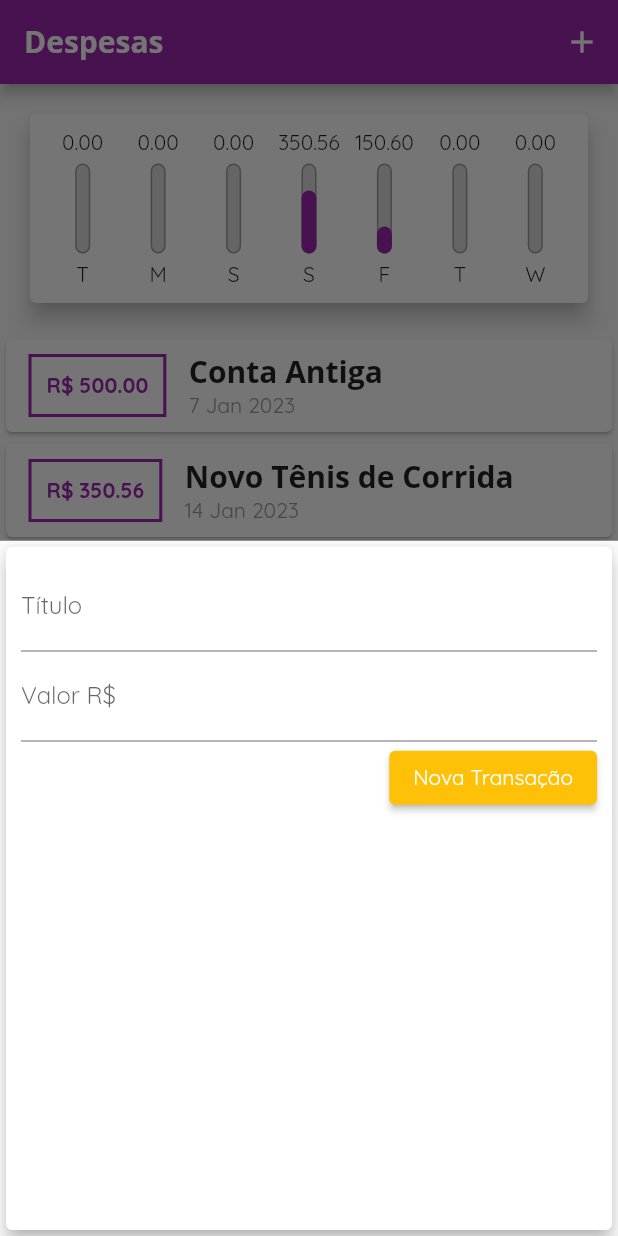
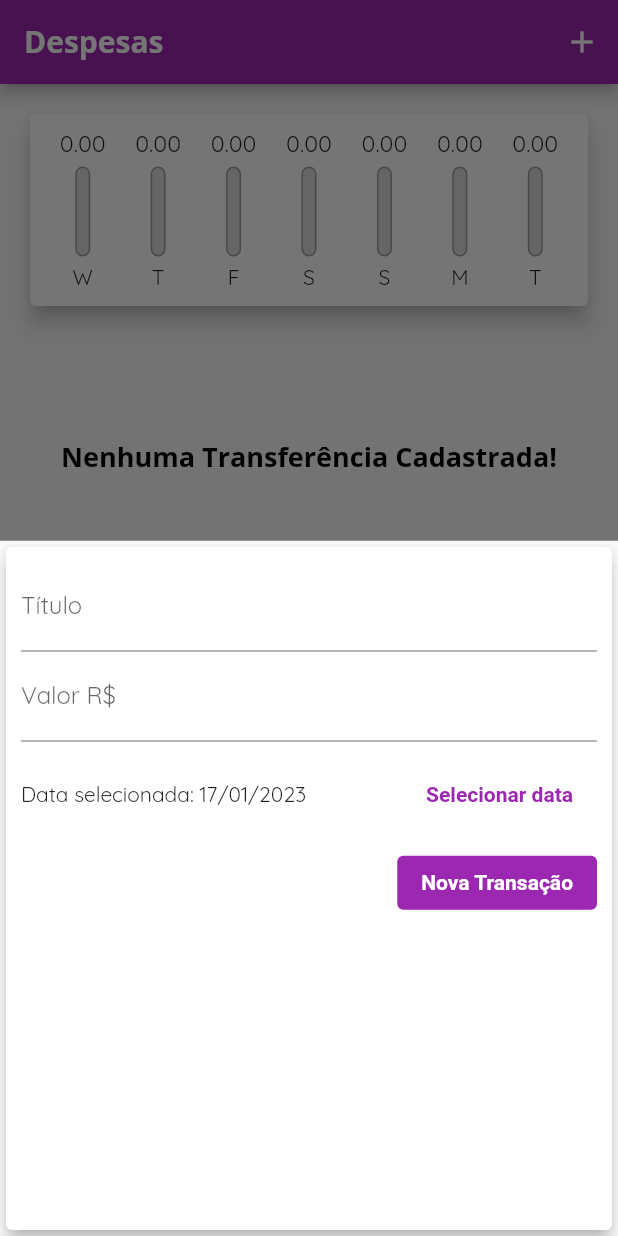
Before and after one commit to IagoEngel/expenses, a Flutter app: the screen it shows after launch, after a tap on the "add" icon, on a phone screen of 412 x 824 dp. Run offline on Flutter 3.47's test engine with Material 2 defaults, Android fonts, the phone set to English and light mode, and no system bars.

Commit message:
Terminando a Seção 4: aula 128 até 137

```diff
--- a/lib/components/chart.dart
+++ b/lib/components/chart.dart
@@ -28,7 +28,7 @@ class Chart extends StatelessWidget {
         'day': DateFormat.E().format(weekDay)[0],
         'value': totalSum,
       };
-    });
+    }).reversed.toList();
   }
 
   double get _weekTotalValue {
@@ -48,13 +48,15 @@ class Chart extends StatelessWidget {
           mainAxisAlignment: MainAxisAlignment.spaceAround,
           children: groupedTransactions
               .map((tr) => Flexible(
-                fit: FlexFit.tight,
-                child: ChartBar(
+                    fit: FlexFit.tight,
+                    child: ChartBar(
                       label: tr['day'] as String,
                       value: tr['value'] as double,
-                      percentage: (tr['value'] as double) / _weekTotalValue,
+                      percentage: _weekTotalValue == 0
+                          ? 0
+                          : (tr['value'] as double) / _weekTotalValue,
                     ),
-              ))
+                  ))
               .toList(),
         ),
       ),
--- a/lib/components/chart_bar.dart
+++ b/lib/components/chart_bar.dart
@@ -11,8 +11,11 @@ class ChartBar extends StatelessWidget {
   Widget build(BuildContext context) {
     return Column(
       children: [
-        FittedBox(
-          child: Text(value!.toStringAsFixed(2)),
+        SizedBox(
+          height: 20,
+          child: FittedBox(
+            child: Text(value!.toStringAsFixed(2)),
+          ),
         ),
         const SizedBox(height: 5),
         SizedBox(
--- a/lib/components/transaction_form.dart
+++ b/lib/components/transaction_form.dart
@@ -1,7 +1,8 @@
 import 'package:flutter/material.dart';
+import 'package:intl/intl.dart';
 
 class TransactionForm extends StatefulWidget {
-  final void Function(String, double) onSubmit;
+  final void Function(String, double, DateTime) onSubmit;
 
   const TransactionForm(this.onSubmit, {super.key});
 
@@ -10,18 +11,36 @@ class TransactionForm extends StatefulWidget {
 }
 
 class _TransactionFormState extends State<TransactionForm> {
-  final tituloController = TextEditingController();
-  final valorController = TextEditingController();
+  final _tituloController = TextEditingController();
+  final _valorController = TextEditingController();
+  DateTime? _selectedDate = DateTime.now();
 
   _submitForm() {
-    final title = tituloController.text;
-    final value = double.tryParse(valorController.text) ?? 0;
+    final title = _tituloController.text;
+    final value = double.tryParse(_valorController.text) ?? 0;
 
-    if (title.isEmpty || value <= 0) {
+    if (title.isEmpty || value <= 0 || _selectedDate == null) {
       return;
     }
 
-    widget.onSubmit(title, value);
+    widget.onSubmit(title, value, _selectedDate!);
+  }
+
+  _showDatePicker() {
+    showDatePicker(
+      context: context,
+      initialDate: DateTime.now(),
+      firstDate: DateTime(2022),
+      lastDate: DateTime.now(),
+    ).then((pickedDate) {
+      if (pickedDate == null) {
+        return;
+      }
+
+      setState(() {
+        _selectedDate = pickedDate;
+      });
+    });
   }
 
   @override
@@ -33,14 +52,14 @@ class _TransactionFormState extends State<TransactionForm> {
         child: Column(
           children: [
             TextField(
-              controller: tituloController,
+              controller: _tituloController,
               onSubmitted: (_) => _submitForm(),
               decoration: const InputDecoration(
                 labelText: 'Título',
               ),
             ),
             TextField(
-              controller: valorController,
+              controller: _valorController,
               onSubmitted: (_) => _submitForm(),
               keyboardType:
                   const TextInputType.numberWithOptions(decimal: true),
@@ -48,13 +67,45 @@ class _TransactionFormState extends State<TransactionForm> {
                 labelText: 'Valor R\$',
               ),
             ),
+            SizedBox(
+              height: 70,
+              child: Row(
+                mainAxisAlignment: MainAxisAlignment.spaceBetween,
+                children: [
+                  Text(
+                    _selectedDate == null
+                        ? 'Nenhuma data selecionada'
+                        : 'Data selecionada: ${DateFormat('dd/MM/y').format(_selectedDate!)}',
+                  ),
+                  ElevatedButton(
+                    onPressed: _showDatePicker,
+                    style: ElevatedButton.styleFrom(
+                      backgroundColor: Colors.white,
+                      elevation: 0,
+                    ),
+                    child: Text(
+                      'Selecionar data',
+                      style: TextStyle(
+                        color: Theme.of(context).colorScheme.primary,
+                        fontWeight: FontWeight.bold,
+                      ),
+                    ),
+                  ),
+                ],
+              ),
+            ),
             Align(
               alignment: Alignment.centerRight,
               child: ElevatedButton(
                 onPressed: _submitForm,
                 style: ElevatedButton.styleFrom(
-                    backgroundColor: Theme.of(context).colorScheme.secondary),
-                child: const Text('Nova Transação'),
+                  backgroundColor: Theme.of(context).colorScheme.primary,
+                  elevation: 0,
+                ),
+                child: Text(
+                  'Nova Transação',
+                  style: Theme.of(context).textTheme.button,
+                ),
               ),
             ),
           ],
--- a/lib/components/transaction_list.dart
+++ b/lib/components/transaction_list.dart
@@ -4,13 +4,15 @@ import 'package:intl/intl.dart';
 
 class TransactionList extends StatelessWidget {
   final List<Transaction> transactions;
+  final void Function(String) onRemove;
 
-  const TransactionList({super.key, required this.transactions});
+  const TransactionList(
+      {super.key, required this.transactions, required this.onRemove});
 
   @override
   Widget build(BuildContext context) {
     return SizedBox(
-      height: 300,
+      height: 430,
       child: transactions.isEmpty
           ? Column(
               mainAxisAlignment: MainAxisAlignment.spaceEvenly,
@@ -34,44 +36,78 @@ class TransactionList extends StatelessWidget {
                 final tr = transactions[index];
 
                 return Card(
-                  child: Row(
-                    children: [
-                      Container(
+                  elevation: 5,
                   margin: const EdgeInsets.symmetric(
-                            horizontal: 15, vertical: 10),
-                        decoration: BoxDecoration(
-                          border: Border.all(
-                            color: Theme.of(context).colorScheme.primary,
-                            width: 2,
+                    vertical: 8,
+                    horizontal: 5,
                   ),
-                        ),
-                        padding: const EdgeInsets.all(10),
+                  child: ListTile(
+                    leading: CircleAvatar(
+                      radius: 30,
+                      backgroundColor: Theme.of(context).colorScheme.primary,
+                      child: Padding(
+                        padding: const EdgeInsets.all(6.0),
+                        child: FittedBox(
                           child: Text(
-                          'R\$ ${tr.value.toStringAsFixed(2)}',
-                          style: TextStyle(
-                            fontWeight: FontWeight.bold,
-                            color: Theme.of(context).colorScheme.primary,
+                            'R\$${tr.value.toStringAsFixed(2)}',
+                            style: const TextStyle(color: Colors.white),
                           ),
                         ),
                       ),
-                      Column(
-                        crossAxisAlignment: CrossAxisAlignment.start,
-                        children: [
-                          Text(
+                    ),
+                    title: Text(
                       tr.title,
-                            style: Theme.of(context).appBarTheme.titleTextStyle,
+                      style: Theme.of(context).textTheme.headline6,
                     ),
-                          Text(
+                    subtitle: Text(
                       DateFormat('d MMM y').format(tr.date),
-                            style: const TextStyle(
-                              color: Colors.grey,
+                    ),
+                    trailing: IconButton(
+                      onPressed: () => onRemove(tr.id),
+                      icon: const Icon(Icons.delete),
+                      color: Theme.of(context).errorColor,
                     ),
                   ),
-                        ],
-                      ),
-                    ],
-                  ),
                 );
+                // return Card(
+                //   child: Row(
+                //     children: [
+                //       Container(
+                //         margin: const EdgeInsets.symmetric(
+                //             horizontal: 15, vertical: 10),
+                //         decoration: BoxDecoration(
+                //           border: Border.all(
+                //             color: Theme.of(context).colorScheme.primary,
+                //             width: 2,
+                //           ),
+                //         ),
+                //         padding: const EdgeInsets.all(10),
+                //         child: Text(
+                //           'R\$ ${tr.value.toStringAsFixed(2)}',
+                //           style: TextStyle(
+                //             fontWeight: FontWeight.bold,
+                //             color: Theme.of(context).colorScheme.primary,
+                //           ),
+                //         ),
+                //       ),
+                //       Column(
+                //         crossAxisAlignment: CrossAxisAlignment.start,
+                //         children: [
+                //           Text(
+                //             tr.title,
+                //             style: Theme.of(context).appBarTheme.titleTextStyle,
+                //           ),
+                //           Text(
+                //             DateFormat('d MMM y').format(tr.date),
+                //             style: const TextStyle(
+                //               color: Colors.grey,
+                //             ),
+                //           ),
+                //         ],
+                //       ),
+                //     ],
+                //   ),
+                // );
               },
             ),
     );
--- a/lib/main.dart
+++ b/lib/main.dart
@@ -29,6 +29,9 @@ class ExpensesApp extends StatelessWidget {
             fontWeight: FontWeight.bold,
             color: Colors.black,
           ),
+          button: const TextStyle(
+            fontWeight: FontWeight.bold,
+          ),
         ),
         appBarTheme: const AppBarTheme(
           titleTextStyle: TextStyle(
@@ -50,26 +53,7 @@ class MyHomePage extends StatefulWidget {
 }
 
 class _MyHomePageState extends State<MyHomePage> {
-  final _transactions = <Transaction>[
-    Transaction(
-      id: 't0',
-      title: 'Conta Antiga',
-      value: 500.00,
-      date: DateTime.now().subtract(const Duration(days: 10)),
-    ),
-    Transaction(
-      id: 't1',
-      title: 'Novo Tênis de Corrida',
-      value: 350.56,
-      date: DateTime.now().subtract(const Duration(days: 3)),
-    ),
-    Transaction(
-      id: 't2',
-      title: 'Conta de luz',
-      value: 150.6,
-      date: DateTime.now().subtract(const Duration(days: 4)),
-    ),
-  ];
+  final _transactions = <Transaction>[];
 
   List<Transaction> get _recentTransactions {
     return _transactions.where((tr) {
@@ -79,12 +63,12 @@ class _MyHomePageState extends State<MyHomePage> {
     }).toList();
   }
 
-  _addTransaction(String title, double value) {
+  _addTransaction(String title, double value, DateTime date) {
     final newTransaction = Transaction(
       id: Random().nextDouble().toString(),
       title: title,
       value: value,
-      date: DateTime.now(),
+      date: date,
     );
 
     setState(() {
@@ -92,6 +76,12 @@ class _MyHomePageState extends State<MyHomePage> {
     });
 
     Navigator.of(context).pop();
+  }
+
+  _removeTransaction(String id) {
+    setState(() {
+      _transactions.removeWhere((tr) => tr.id == id);
+    });
   }
 
   _openTransactionFormModal(BuildContext context) {
@@ -120,7 +110,8 @@ class _MyHomePageState extends State<MyHomePage> {
           crossAxisAlignment: CrossAxisAlignment.stretch,
           children: [
             Chart(_recentTransactions),
-            TransactionList(transactions: _transactions),
+            TransactionList(
+                transactions: _transactions, onRemove: _removeTransaction),
           ],
         ),
       ),
```
Lines whose indentation alone changed are shown as unchanged.
